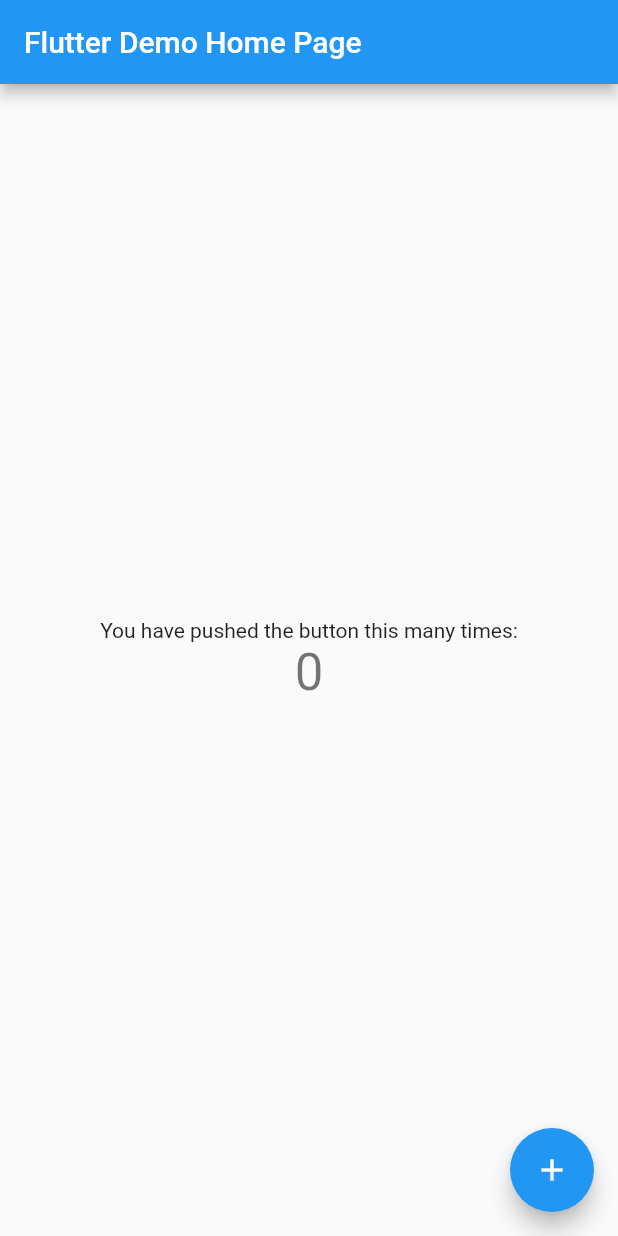
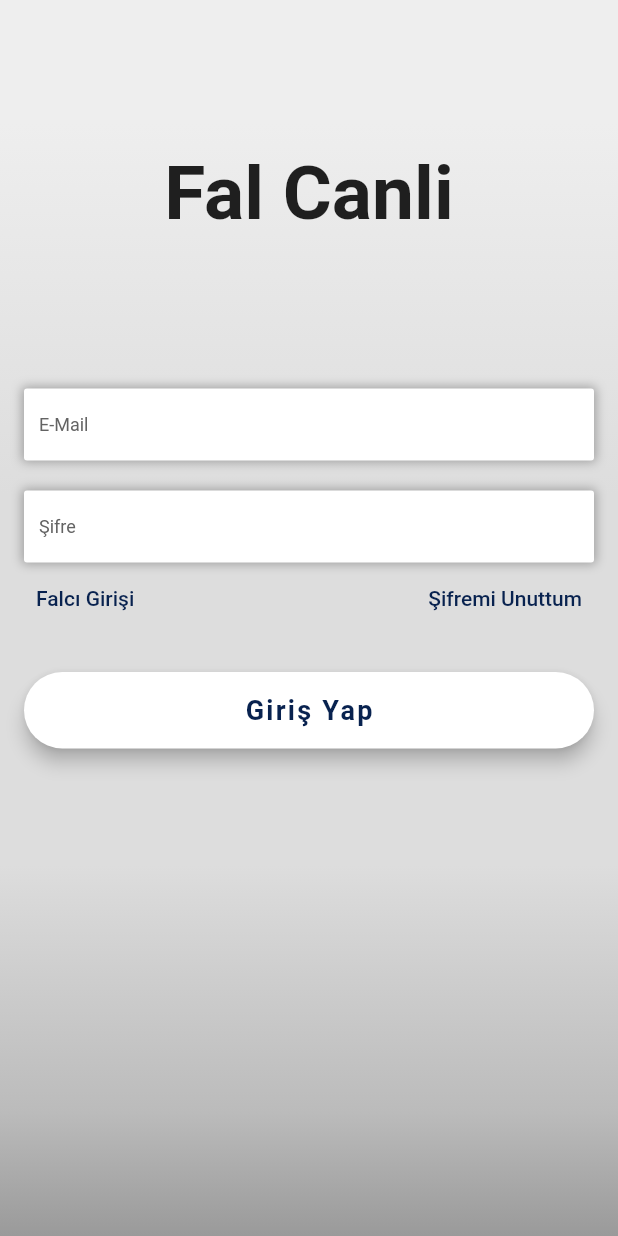
Before and after one commit to tahiruzelli/FalCanli-Mobile, a Flutter app: the screen it shows after launch, on a phone screen of 412 x 824 dp. Run offline on Flutter 3.47's test engine with Material 2 defaults, Android fonts, the light colour scheme and no system bars; our stand-ins replace get, get_storage; Roboto replaces fonts that are missing (OpenSans).

Commit message:
user and fortuner login ui done

```diff
--- /dev/null
+++ b/lib/Controllers/UserControllers/LoginController/user_login_controller.dart
@@ -0,0 +1,14 @@
+import 'package:falcanli/View/FortunerViews/LoginView/fortuner_login_view.dart';
+import 'package:flutter/material.dart';
+import 'package:get/get.dart';
+
+class UserLoginController extends GetxController {
+  TextEditingController emailController = TextEditingController();
+  TextEditingController passwordController = TextEditingController();
+
+  void onFortunerLoginButtonPressed() {
+    emailController.clear();
+    passwordController.clear();
+    Get.off(FortunerLoginView());
+  }
+}
--- /dev/null
+++ b/lib/Globals/Constans/storage_keys.dart
@@ -0,0 +1,3 @@
+const String jwtTokenKey = "jwtTokenKey";
+const String userDataKey = "userDataKey";
+const String isUserKey = "isUserKey";
--- /dev/null
+++ b/lib/Globals/Styles/text_styles.dart
@@ -0,0 +1,14 @@
+import 'package:flutter/material.dart';
+
+const TextStyle bigTitleStyle = TextStyle(
+  fontWeight: FontWeight.bold,
+  fontSize: 50,
+);
+
+const TextStyle mediumTitleStyle = TextStyle();
+
+const TextStyle smallTitleStyle = TextStyle();
+
+const TextStyle smallNoteStyle = TextStyle();
+
+const TextStyle labelStyle = TextStyle();
--- /dev/null
+++ b/lib/Globals/Widgets/custom_textfield.dart
@@ -0,0 +1,65 @@
+import 'package:falcanli/Globals/Constans/colors.dart';
+import 'package:flutter/material.dart';
+
+class CustomTextField extends StatelessWidget {
+  late String prefixText;
+  late TextEditingController controller;
+  late bool obscureText;
+  late TextInputType textInputType;
+  late bool toLowerCase;
+
+  CustomTextField(
+    this.prefixText,
+    this.controller, {
+    this.obscureText = false,
+    this.textInputType = TextInputType.none,
+    this.toLowerCase = false,
+  });
+
+  @override
+  Widget build(BuildContext context) {
+    return Container(
+      decoration: BoxDecoration(
+        color: Colors.white,
+        borderRadius: BorderRadius.circular(2),
+        boxShadow: const [
+          BoxShadow(
+            offset: Offset(0, 0),
+            color: Colors.grey,
+            spreadRadius: 1,
+            blurRadius: 5,
+          )
+        ],
+      ),
+      child: TextField(
+        obscureText: obscureText,
+        controller: controller,
+        keyboardType: textInputType,
+        style: const TextStyle(
+          color: mainColor,
+          fontSize: 12,
+        ),
+        maxLength: 30,
+        cursorColor: mainColor,
+        onChanged: (text) {
+          if (toLowerCase) {
+            controller.text = text.toLowerCase();
+            controller.text = controller.text.trim();
+            controller.selection = TextSelection.fromPosition(
+                TextPosition(offset: controller.text.length));
+          }
+        },
+        decoration: InputDecoration(
+          contentPadding: const EdgeInsets.only(left: 10),
+          border: InputBorder.none,
+          labelText: prefixText,
+          counterText: '',
+          labelStyle: const TextStyle(
+            color: colorTextGrey,
+            fontSize: 12,
+          ),
+        ),
+      ),
+    );
+  }
+}
--- /dev/null
+++ b/lib/Globals/Widgets/gradiend_container.dart
@@ -0,0 +1,25 @@
+import 'package:flutter/material.dart';
+
+class GradiendContainer extends StatelessWidget {
+  @override
+  Widget build(BuildContext context) {
+    return Container(
+      height: double.infinity,
+      width: double.infinity,
+      decoration: const BoxDecoration(
+        gradient: LinearGradient(
+          begin: Alignment.topCenter,
+          end: Alignment.bottomCenter,
+          colors: [
+            Color(0xffeeeeee),
+            Color(0xffdddddd),
+            Color(0xffdddddd),
+            Color(0xffbbbbbb),
+            Color(0xff9a9a9a),
+          ],
+          stops: [0.1, 0.4, 0.7, 0.9, 1],
+        ),
+      ),
+    );
+  }
+}
--- /dev/null
+++ b/lib/View/UserViews/LoginView/user_login_view.dart
@@ -0,0 +1,93 @@
+import 'package:falcanli/Controllers/UserControllers/LoginController/user_login_controller.dart';
+import 'package:falcanli/Globals/Constans/colors.dart';
+import 'package:falcanli/Globals/Styles/text_styles.dart';
+import 'package:falcanli/Globals/Widgets/custom_textfield.dart';
+import 'package:falcanli/Globals/Widgets/gradiend_container.dart';
+import 'package:flutter/material.dart';
+import 'package:get/get.dart';
+
+class UserLoginView extends StatelessWidget {
+  UserLoginController userLoginController = Get.put(UserLoginController());
+  @override
+  Widget build(BuildContext context) {
+    return Scaffold(
+      body: Stack(
+        children: [
+          GradiendContainer(),
+          Padding(
+            padding: const EdgeInsets.symmetric(horizontal: 16.0),
+            child: Column(
+              mainAxisAlignment: MainAxisAlignment.spaceEvenly,
+              children: [
+                const Center(
+                  child: Text(
+                    "Fal Canli",
+                    style: bigTitleStyle,
+                  ),
+                ),
+                Column(
+                  children: [
+                    CustomTextField(
+                        "E-Mail", userLoginController.emailController),
+                    const SizedBox(height: 20),
+                    CustomTextField(
+                        "Şifre", userLoginController.passwordController),
+                    Row(
+                      mainAxisAlignment: MainAxisAlignment.spaceBetween,
+                      children: [
+                        TextButton(
+                          onPressed: () => userLoginController
+                              .onFortunerLoginButtonPressed(),
+                          child: const Text(
+                            "Falcı Girişi",
+                            style: TextStyle(color: mainColor),
+                          ),
+                        ),
+                        TextButton(
+                          onPressed: () {},
+                          child: const Text(
+                            "Şifremi Unuttum",
+                            style: TextStyle(color: mainColor),
+                          ),
+                        )
+                      ],
+                    ),
+                    loginButton,
+                  ],
+                ),
+                Container(),
+                Container(),
+              ],
+            ),
+          ),
+        ],
+      ),
+    );
+  }
+
+  Widget get loginButton {
+    return Container(
+      padding: const EdgeInsets.symmetric(vertical: 25.0),
+      width: double.infinity,
+      child: RaisedButton(
+        elevation: 5.0,
+        onPressed: () {},
+        padding: EdgeInsets.all(15.0),
+        shape: RoundedRectangleBorder(
+          borderRadius: BorderRadius.circular(30.0),
+        ),
+        color: Colors.white,
+        child: const Text(
+          'Giriş Yap',
+          style: TextStyle(
+            color: mainColor,
+            letterSpacing: 1.5,
+            fontSize: 18.0,
+            fontWeight: FontWeight.bold,
+            fontFamily: 'OpenSans',
+          ),
+        ),
+      ),
+    );
+  }
+}
--- a/lib/main.dart
+++ b/lib/main.dart
@@ -1,6 +1,10 @@
 import 'package:flutter/material.dart';
+import 'package:get/get.dart';
+import 'package:get_storage/get_storage.dart';
+import 'View/SplashView/splash_view.dart';
 
-void main() {
+void main() async {
+  await GetStorage.init();
   runApp(const MyApp());
 }
 
@@ -10,106 +14,13 @@
   // This widget is the root of your application.
   @override
   Widget build(BuildContext context) {
-    return MaterialApp(
-      title: 'Flutter Demo',
+    return GetMaterialApp(
+      title: 'Fal Canlı',
+      debugShowCheckedModeBanner: false,
       theme: ThemeData(
-        // This is the theme of your application.
-        //
-        // Try running your application with "flutter run". You'll see the
-        // application has a blue toolbar. Then, without quitting the app, try
-        // changing the primarySwatch below to Colors.green and then invoke
-        // "hot reload" (press "r" in the console where you ran "flutter run",
-        // or simply save your changes to "hot reload" in a Flutter IDE).
-        // Notice that the counter didn't reset back to zero; the application
-        // is not restarted.
-        primarySwatch: Colors.blue,
+        primarySwatch: Colors.indigo,
       ),
-      home: const MyHomePage(title: 'Flutter Demo Home Page'),
+      home: SplashPage(),
     );
   }
 }
-
-class MyHomePage extends StatefulWidget {
-  const MyHomePage({Key? key, required this.title}) : super(key: key);
-
-  // This widget is the home page of your application. It is stateful, meaning
-  // that it has a State object (defined below) that contains fields that affect
-  // how it looks.
-
-  // This class is the configuration for the state. It holds the values (in this
-  // case the title) provided by the parent (in this case the App widget) and
-  // used by the build method of the State. Fields in a Widget subclass are
-  // always marked "final".
-
-  final String title;
-
-  @override
-  State<MyHomePage> createState() => _MyHomePageState();
-}
-
-class _MyHomePageState extends State<MyHomePage> {
-  int _counter = 0;
-
-  void _incrementCounter() {
-    setState(() {
-      // This call to setState tells the Flutter framework that something has
-      // changed in this State, which causes it to rerun the build method below
-      // so that the display can reflect the updated values. If we changed
-      // _counter without calling setState(), then the build method would not be
-      // called again, and so nothing would appear to happen.
-      _counter++;
-    });
-  }
-
-  @override
-  Widget build(BuildContext context) {
-    // This method is rerun every time setState is called, for instance as done
-    // by the _incrementCounter method above.
-    //
-    // The Flutter framework has been optimized to make rerunning build methods
-    // fast, so that you can just rebuild anything that needs updating rather
-    // than having to individually change instances of widgets.
-    return Scaffold(
-      appBar: AppBar(
-        // Here we take the value from the MyHomePage object that was created by
-        // the App.build method, and use it to set our appbar title.
-        title: Text(widget.title),
-      ),
-      body: Center(
-        // Center is a layout widget. It takes a single child and positions it
-        // in the middle of the parent.
-        child: Column(
-          // Column is also a layout widget. It takes a list of children and
-          // arranges them vertically. By default, it sizes itself to fit its
-          // children horizontally, and tries to be as tall as its parent.
-          //
-          // Invoke "debug painting" (press "p" in the console, choose the
-          // "Toggle Debug Paint" action from the Flutter Inspector in Android
-          // Studio, or the "Toggle Debug Paint" command in Visual Studio Code)
-          // to see the wireframe for each widget.
-          //
-          // Column has various properties to control how it sizes itself and
-          // how it positions its children. Here we use mainAxisAlignment to
-          // center the children vertically; the main axis here is the vertical
-          // axis because Columns are vertical (the cross axis would be
-          // horizontal).
-          mainAxisAlignment: MainAxisAlignment.center,
-          children: <Widget>[
-            const Text(
-              'You have pushed the button this many times:',
-            ),
-            Text(
-              '$_counter',
-              style: Theme.of(context).textTheme.headline4,
-            ),
-          ],
-        ),
-      ),
-      floatingActionButton: FloatingActionButton(
-        onPressed: _incrementCounter,
-        tooltip: 'Increment',
-        child: const Icon(Icons.add),
-      ), // This trailing comma makes auto-formatting nicer for build methods.
-    );
-  }
-}
```
Also changed, not shown: lib/Controllers/FortunerControllers/LoginController/fortuner_login_controller.dart (added, +15 -0 lines), lib/Controllers/main_controller.dart (added, +28 -0 lines), lib/Globals/Constans/colors.dart (added, +13 -0 lines), lib/Globals/Widgets/custom_appbar.dart (added, +12 -0 lines), lib/View/FortunerViews/LoginView/fortuner_login_view.dart (added, +95 -0 lines), lib/View/FortunerViews/MainView/fortuner_main_view.dart (added, +8 -0 lines), lib/View/SplashView/splash_view.dart (added, +81 -0 lines), lib/View/UserViews/MainView/user_main_view.dart (added, +8 -0 lines), pubspec.yaml (+5 -3 lines), assets/images/fortuner.png (added), 6 other files.
